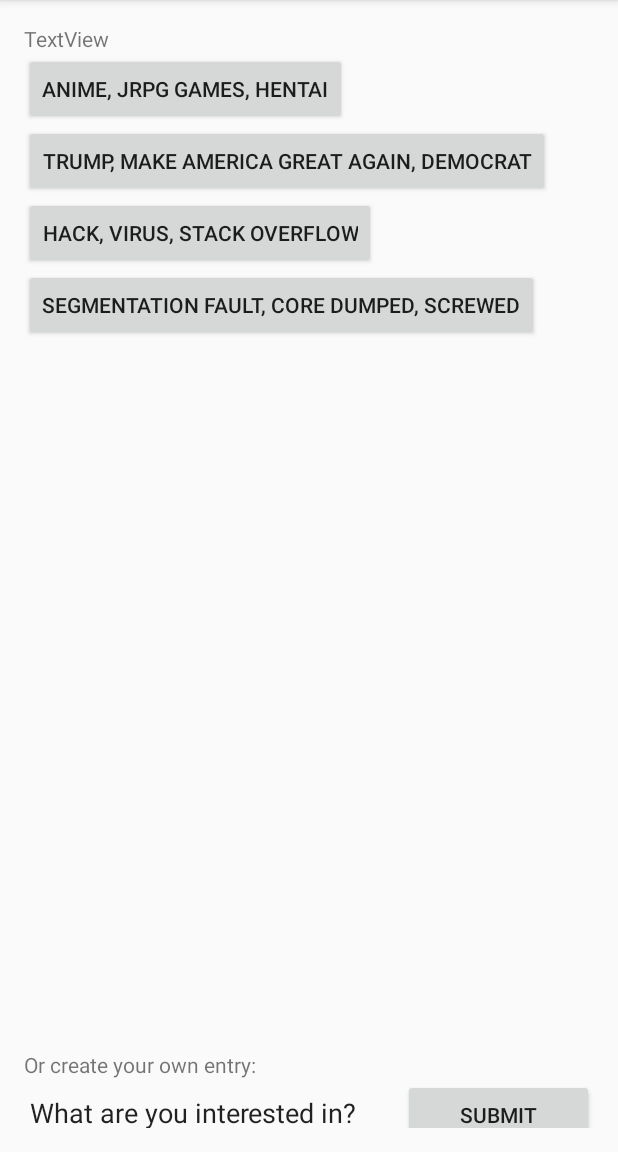
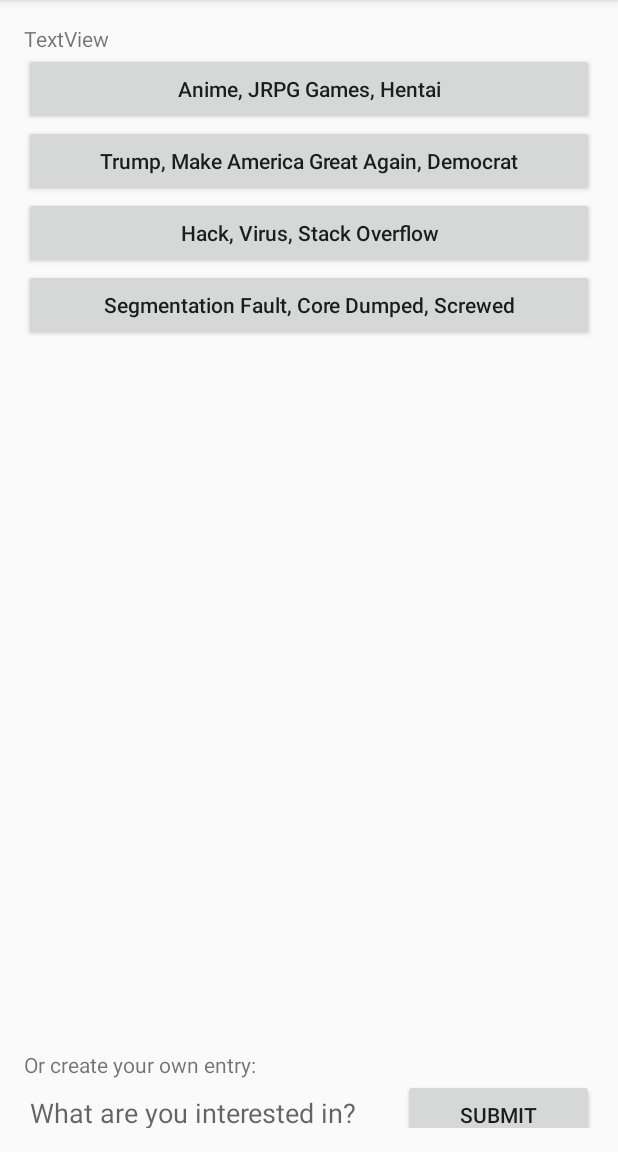
Before and after one commit to yufeidu/EatWithMe, an Android app: the screen it shows after launch (TopicSelection), on a phone screen of 412 x 824 dp, the part 84-1236 px from its top. Run offline under Robolectric (Android 15) with nearby library versions, the phone set to English and light mode, and no system bars.

Commit message:
Improved Appearance

```diff
--- a/app/src/main/java/moe/edward/eatwithme/TopicSelection.java
+++ b/app/src/main/java/moe/edward/eatwithme/TopicSelection.java
@@ -5,6 +5,7 @@ import android.support.v7.app.ActionBar;
 import android.support.v7.app.AppCompatActivity;
 import android.os.Bundle;
 import android.view.ViewGroup;
+import android.view.WindowManager;
 import android.widget.Button;
 import android.widget.LinearLayout;
 import android.widget.ScrollView;
@@ -22,6 +23,7 @@ public class TopicSelection extends AppCompatActivity {
         super.onCreate(savedInstanceState);
         setContentView(R.layout.activity_topic_selection);
         LinearLayout layout = (LinearLayout)findViewById(R.id.linearLayout_Inside_Topic);
+        getWindow().setSoftInputMode(WindowManager.LayoutParams.SOFT_INPUT_STATE_HIDDEN);
         updateEntryList(layout);
     }
 
@@ -30,17 +32,19 @@ public class TopicSelection extends AppCompatActivity {
         ArrayList<String[]> map = getEntries();
         for(String[] entry : map){
             Button button = new Button(this);
-            button.setLayoutParams(new ViewGroup.LayoutParams(ViewGroup.LayoutParams.WRAP_CONTENT, ViewGroup.LayoutParams.WRAP_CONTENT));
+            button.setLayoutParams(new ViewGroup.LayoutParams(ViewGroup.LayoutParams.MATCH_PARENT, ViewGroup.LayoutParams.WRAP_CONTENT));
             button.setText(entry[0]);
             final int x = Integer.parseInt(entry[1]);
             final int y = Integer.parseInt(entry[2]);
             button.setOnClickListener(new Button.OnClickListener(){
                 public void onClick(View view){
                     Intent intent = new Intent(TopicSelection.this, Map.class);
+                    intent.putExtra("mode",1);
                     intent.putExtra("entry", new int[]{x,y});
                     startActivity(intent);
                 }
             });
+            button.setTransformationMethod(null);
             view.addView(button);
         }
     }
@@ -57,6 +61,7 @@ public class TopicSelection extends AppCompatActivity {
     public void onClickButton(View e){
 
         Intent intent = new Intent(TopicSelection.this, Map.class);
+        intent.putExtra("mode",2);
         startActivity(intent);
     }
 }
--- a/app/src/main/res/layout/activity_topic_selection.xml
+++ b/app/src/main/res/layout/activity_topic_selection.xml
@@ -46,6 +46,8 @@
             android:id="@+id/textView5" />
 
         <LinearLayout
+            android:focusable="true"
+            android:focusableInTouchMode="true"
             android:orientation="horizontal"
             android:layout_width="match_parent"
             android:layout_height="48dp">
@@ -54,9 +56,11 @@
                 android:layout_width="wrap_content"
                 android:layout_height="wrap_content"
                 android:inputType="textPersonName"
-                android:text="What are you interested in?"
+                android:hint="What are you interested in?"
                 android:ems="10"
                 android:id="@+id/editText_topic"
+                android:nextFocusUp="@id/editText_topic"
+                android:nextFocusLeft="@id/editText_topic"
                 android:layout_weight="1" />
 
             <Button
@@ -64,7 +68,8 @@
                 android:layout_width="wrap_content"
                 android:layout_height="wrap_content"
                 android:id="@+id/button_topic"
-                android:layout_weight="1" />
+                android:layout_weight="1"
+                android:onClick="onClickButton (TopicSelection)" />
         </LinearLayout>
 
     </LinearLayout>
```
